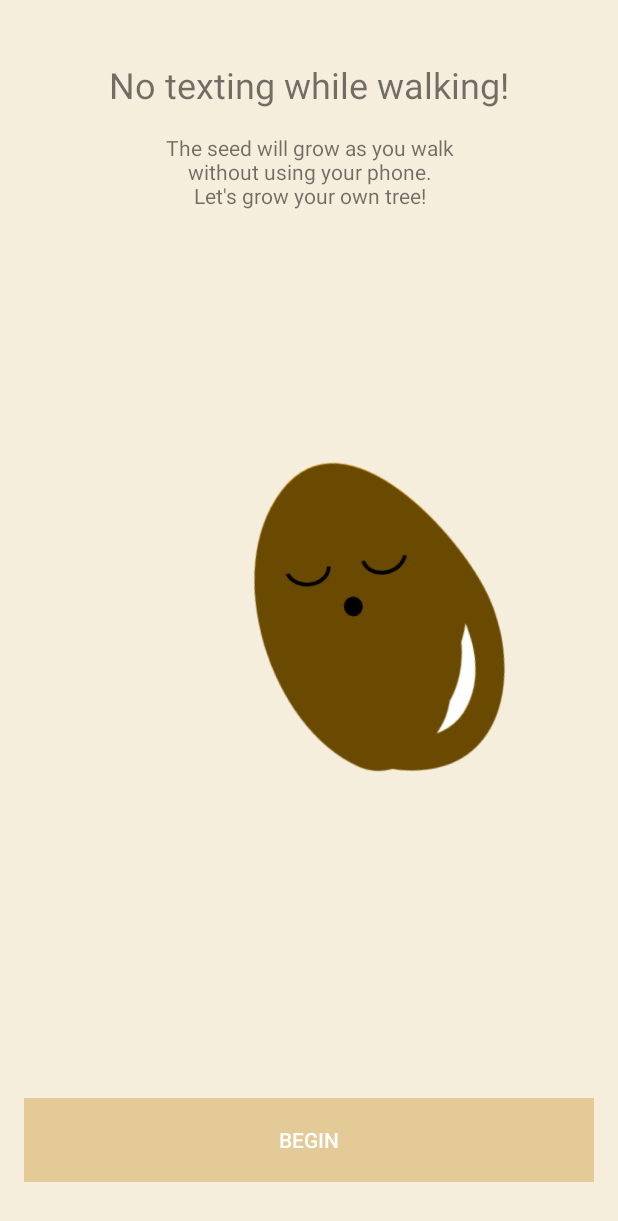
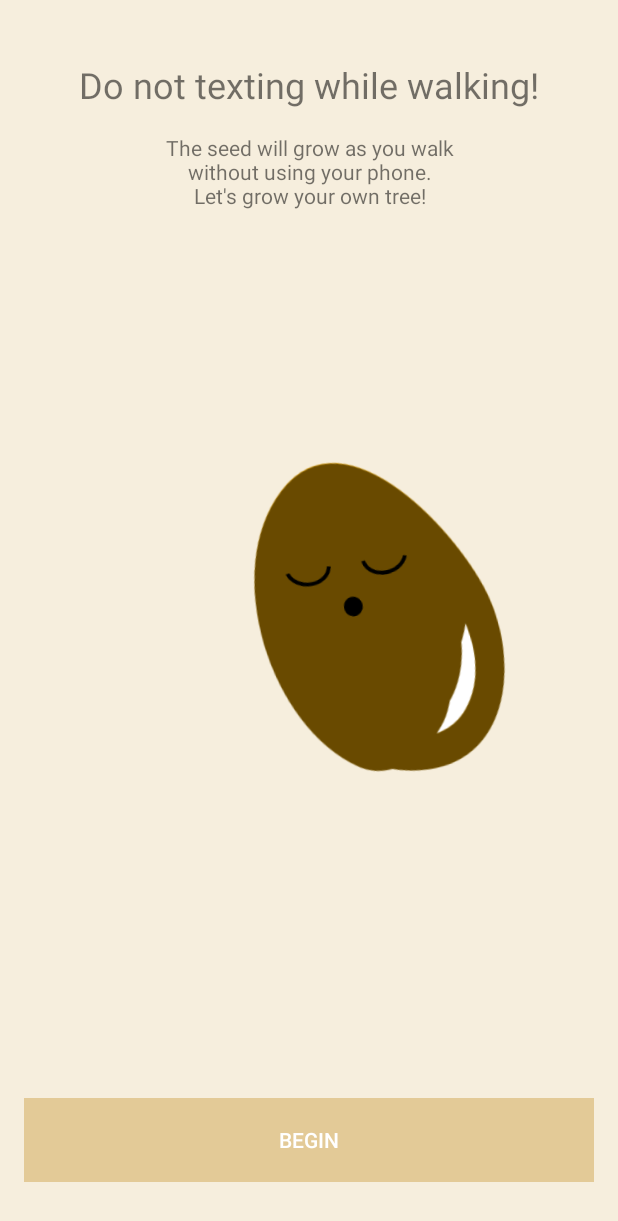
Before and after one commit to heojungeun/KNU_mobileAPP1, an Android app: the screen it shows after launch (WelcomeActivity), on a phone screen of 412 x 824 dp. Shown: the top 1221 px of the screen. Run offline under Robolectric (Android 15) with nearby library versions, the phone set to English and light mode, and no system bars.

Commit message:
Change app name and more

```diff
--- a/app/src/main/res/values/strings.xml
+++ b/app/src/main/res/values/strings.xml
@@ -1,11 +1,11 @@
 <resources>
-    <string name="app_name">Smartree</string>
+    <string name="app_name">SmarTree</string>
     <string name="navigation_drawer_open">Open navigation drawer</string>
     <string name="navigation_drawer_close">Close navigation drawer</string>
     <string name="drawer_home">Your Tree</string>
     <string name="drawer_details">Details</string>
     <string name="drawer_settings">Settings</string>
-    <string name="welcome_title">No texting while walking!</string>
+    <string name="welcome_title">Do not texting while walking!</string>
     <string name="welcome_desc">The seed will grow as you walk\nwithout using your phone.\nLet\'s grow your own tree!</string>
     <string name="welcome_begin">Begin</string>
     <string name="main_score">Total Steps\n%d</string>
```
Also changed, not shown: 1 other file.
